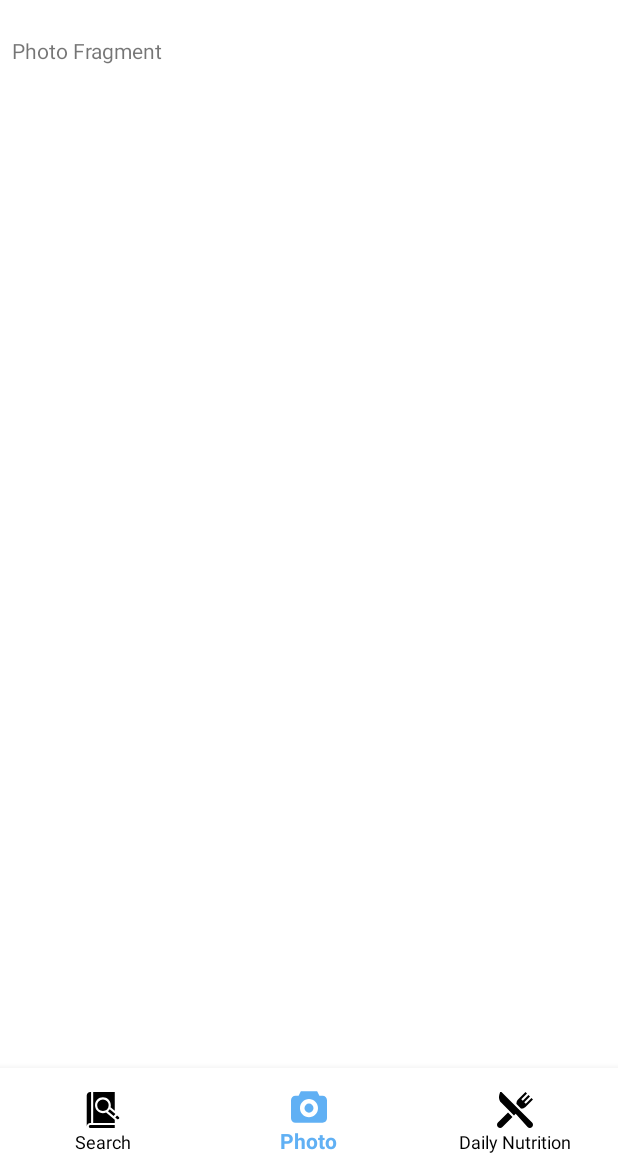
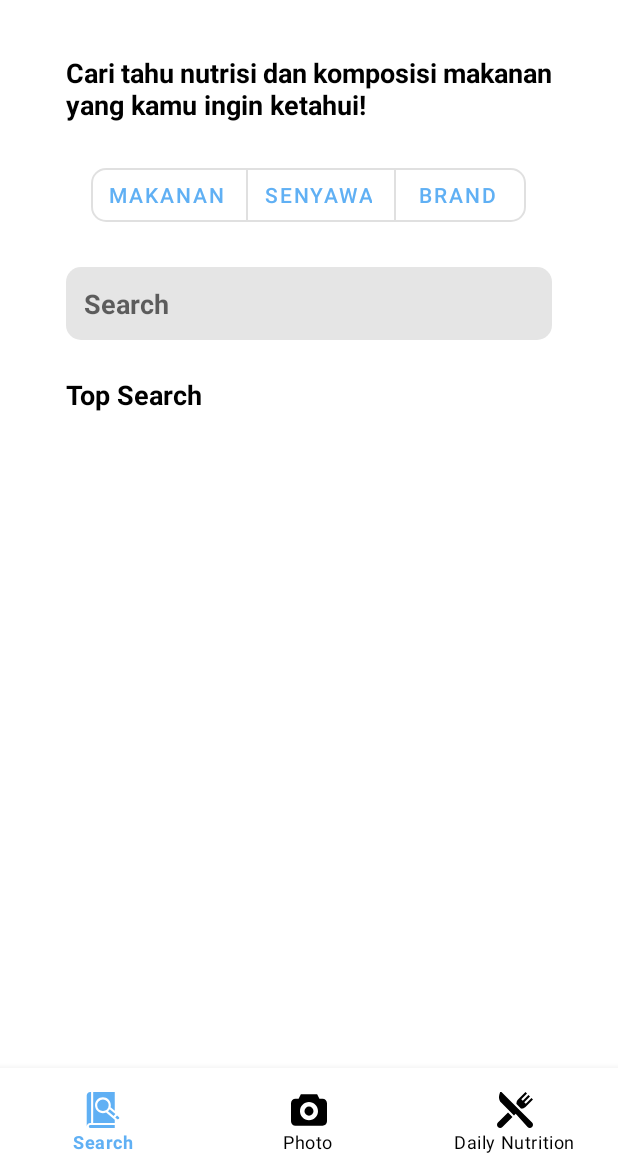
Before and after one commit to komangyogananda/pintarsehat, an Android app: the screen it shows after launch once a user with an empty profile is signed in (DashboardActivity), on a phone screen of 412 x 824 dp, the part 60-1236 px from its top. Run offline under Robolectric (Android 15) with nearby library versions, the light colour scheme and no system bars; our stand-ins replace Firebase (no records; nobody signed in at launch, a user with empty details on screens opened directly); Roboto replaces fonts that are not available here.

Commit message:
Search Component - Search Fragment

```diff
--- a/app/build.gradle
+++ b/app/build.gradle
@@ -39,7 +39,7 @@ dependencies {
 
     implementation 'com.google.firebase:firebase-auth:19.3.0'
     implementation 'com.google.android.gms:play-services-auth:17.0.0'
-    implementation 'com.google.firebase:firebase-analytics:17.2.2'
-    implementation 'com.google.android.material:material:1.0.0'
+    implementation 'com.google.firebase:firebase-analytics:17.2.3'
+    implementation 'com.google.android.material:material:1.1.0'
 
 }
--- a/app/src/main/java/com/kulguy/pintarsehat/DashboardActivity.kt
+++ b/app/src/main/java/com/kulguy/pintarsehat/DashboardActivity.kt
@@ -4,6 +4,7 @@ import android.content.Context
 import android.content.Intent
 import androidx.appcompat.app.AppCompatActivity
 import android.os.Bundle
+import android.view.MenuItem
 import android.view.WindowManager
 import androidx.core.view.get
 import androidx.fragment.app.Fragment
@@ -11,6 +12,7 @@ import androidx.fragment.app.FragmentManager
 import com.google.android.gms.auth.api.signin.GoogleSignIn
 import com.google.android.gms.auth.api.signin.GoogleSignInClient
 import com.google.android.gms.auth.api.signin.GoogleSignInOptions
+import com.google.android.material.bottomnavigation.BottomNavigationView
 import com.google.firebase.auth.FirebaseAuth
 import kotlinx.android.synthetic.main.activity_dashboard.*
 import kotlinx.android.synthetic.main.dashboard_content.*
@@ -23,6 +25,7 @@ class DashboardActivity : AppCompatActivity() {
     private val fragment1: Fragment = SearchFragment()
     private val fragment2: Fragment = PhotoFragment()
     private val fragment3: Fragment = DailyNutritionFragment()
+    private var activeFragment: Fragment = fragment1
 
     override fun onCreate(savedInstanceState: Bundle?) {
         super.onCreate(savedInstanceState)
@@ -41,10 +44,31 @@ class DashboardActivity : AppCompatActivity() {
 
         auth = FirebaseAuth.getInstance()
 
-        bottom_navigation.menu.getItem(1).isChecked = true
+        bottom_navigation.menu.getItem(0).isChecked = true
+        activeFragment = fragment1
         fragmentManager.beginTransaction().add(dashboard_content.id, fragment3, "fragment3").hide(fragment3).commit()
-        fragmentManager.beginTransaction().add(dashboard_content.id, fragment2, "fragment2").commit()
-        fragmentManager.beginTransaction().add(dashboard_content.id, fragment1, "fragment1").hide(fragment1).commit()
+        fragmentManager.beginTransaction().add(dashboard_content.id, fragment2, "fragment2").hide(fragment2).commit()
+        fragmentManager.beginTransaction().add(dashboard_content.id, fragment1, "fragment1").commit()
+
+        bottom_navigation.setOnNavigationItemSelectedListener(mBottomNavigationOnNavigationSelectedListener)
+    }
+
+    private val mBottomNavigationOnNavigationSelectedListener = BottomNavigationView.OnNavigationItemSelectedListener { menuItem ->
+        when (menuItem.itemId){
+            R.id.navigation_photo -> {
+                fragmentManager.beginTransaction().hide(activeFragment).show(fragment2).commit()
+                activeFragment = fragment2
+            }
+            R.id.navigation_nutrionist -> {
+                fragmentManager.beginTransaction().hide(activeFragment).show(fragment1).commit()
+                activeFragment = fragment1
+            }
+            R.id.navigation_daily_nutrition -> {
+                fragmentManager.beginTransaction().hide(activeFragment).show(fragment3).commit()
+                activeFragment = fragment3
+            }
+        }
+        return@OnNavigationItemSelectedListener true
     }
 
     private fun signOut() {
--- a/app/src/main/res/drawable/rounded_button.xml
+++ b/app/src/main/res/drawable/rounded_search_bar.xml
@@ -2,8 +2,8 @@
 <selector xmlns:android="http://schemas.android.com/apk/res/android">
     <item>
         <shape xmlns:android="http://schemas.android.com/apk/res/android" android:shape="rectangle">
-            <solid android:color="@color/bluePrimary"/>
-            <corners android:radius="30dp" />
+            <solid android:color="@color/greyPrimary"/>
+            <corners android:radius="10dp" />
         </shape>
     </item>
 </selector>
--- a/app/src/main/res/layout/fragment_search.xml
+++ b/app/src/main/res/layout/fragment_search.xml
@@ -3,12 +3,84 @@
     xmlns:tools="http://schemas.android.com/tools"
     android:layout_width="match_parent"
     android:layout_height="match_parent"
+    xmlns:app="http://schemas.android.com/apk/res-auto"
     tools:context=".SearchFragment">
 
     <!-- TODO: Update blank fragment layout -->
-    <TextView
+    <LinearLayout
         android:layout_width="match_parent"
         android:layout_height="match_parent"
-        android:text="SearchFragment" />
+        android:paddingHorizontal="36dp"
+        android:clipToPadding="false"
+        android:layout_marginVertical="12dp"
+        android:orientation="vertical">
+
+        <TextView
+            android:layout_width="wrap_content"
+            android:layout_height="wrap_content"
+            android:layout_gravity="center_horizontal"
+            android:text="@string/search_fragment_title"
+            android:textColor="@color/black"
+            android:textSize="18sp"
+            android:justificationMode="inter_word"
+            android:textStyle="bold" />
+
+        <com.google.android.material.button.MaterialButtonToggleGroup
+            android:id="@+id/search_selector"
+            android:layout_width="wrap_content"
+            android:layout_height="wrap_content"
+            android:layout_gravity="center_horizontal"
+            android:layout_marginTop="24dp"
+            >
+
+            <com.google.android.material.button.MaterialButton
+                android:id="@+id/search_makanan"
+                style="@style/button_search_selector"
+                android:layout_width="wrap_content"
+                android:layout_height="wrap_content"
+                app:shapeAppearance="@style/rounded_shape"
+                android:text="Makanan" />
+
+            <com.google.android.material.button.MaterialButton
+                android:id="@+id/search_senyawa"
+                style="@style/button_search_selector"
+                android:layout_width="wrap_content"
+                android:layout_height="wrap_content"
+                android:text="Senyawa" />
+
+            <com.google.android.material.button.MaterialButton
+                android:id="@+id/search_brand"
+                style="@style/button_search_selector"
+                android:layout_width="wrap_content"
+                android:layout_height="wrap_content"
+                app:shapeAppearance="@style/rounded_shape"
+                android:text="Brand"
+                 />
+
+        </com.google.android.material.button.MaterialButtonToggleGroup>
+
+        <EditText
+            android:id="@+id/editText"
+            android:layout_width="match_parent"
+            android:layout_height="wrap_content"
+            android:ems="10"
+            android:inputType="text"
+            android:background="@drawable/rounded_search_bar"
+            android:padding="12dp"
+            android:layout_marginTop="24dp"
+            android:textStyle="bold"
+            android:hint="Search" />
+
+        <TextView
+            android:layout_width="wrap_content"
+            android:layout_height="wrap_content"
+            android:layout_marginTop="24dp"
+            android:text="Top Search"
+            android:textStyle="bold"
+            android:textSize="18sp"
+            android:textColor="@color/black"
+            />
+
+    </LinearLayout>
 
 </FrameLayout>
--- a/app/src/main/res/menu/bottom_navigation_menu.xml
+++ b/app/src/main/res/menu/bottom_navigation_menu.xml
@@ -1,17 +1,17 @@
 <?xml version="1.0" encoding="utf-8"?>
 <menu xmlns:android="http://schemas.android.com/apk/res/android">
     <item
-        android:id="@+id/search"
+        android:id="@+id/navigation_nutrionist"
         android:icon="@drawable/ic_book"
         android:title="Search" />
 
     <item
-        android:id="@+id/photo"
+        android:id="@+id/navigation_photo"
         android:icon="@drawable/ic_camera"
         android:title="Photo" />
 
     <item
-        android:id="@+id/daily_nutrition"
+        android:id="@+id/navigation_daily_nutrition"
         android:icon="@drawable/ic_food"
         android:title="Daily Nutrition" />
 </menu>
--- a/app/src/main/res/values/strings.xml
+++ b/app/src/main/res/values/strings.xml
@@ -1,4 +1,5 @@
 <resources>
     <string name="app_name">PintarSehat</string>
     <string name="firebase_web_client_id">316085446614-br97ii8j00ip5t5fv11lpjk2f8se5oc9.apps.googleusercontent.com</string>
+    <string name="search_fragment_title">Cari tahu nutrisi dan komposisi makanan yang kamu ingin ketahui!</string>
 </resources>
--- a/app/src/main/res/values/styles.xml
+++ b/app/src/main/res/values/styles.xml
@@ -1,11 +1,21 @@
 <resources>
 
     <!-- Base application theme. -->
-    <style name="AppTheme" parent="Theme.AppCompat.Light.NoActionBar">
+    <style name="AppTheme" parent="Theme.MaterialComponents.Light.NoActionBar">
         <!-- Customize your theme here. -->
-        <item name="colorPrimary">@color/colorPrimary</item>
+        <item name="colorPrimary">@color/bluePrimary</item>
         <item name="colorPrimaryDark">@color/colorPrimaryDark</item>
-        <item name="colorAccent">@color/colorAccent</item>
+        <item name="colorAccent">@color/bluePrimary</item>
+    </style>
+
+    <style name="rounded_shape" parent="ShapeAppearance.MaterialComponents.SmallComponent">
+        <item name="cornerFamily">rounded</item>
+        <item name="cornerSize">10dp</item>
+    </style>
+
+    <style name="button_search_selector" parent="Widget.MaterialComponents.Button.OutlinedButton.Icon">
+        <item name="shapeAppearance">@style/rounded_shape</item>
+        <item name="android:textColor">@color/bluePrimary</item>
     </style>
 
 </resources>
```
